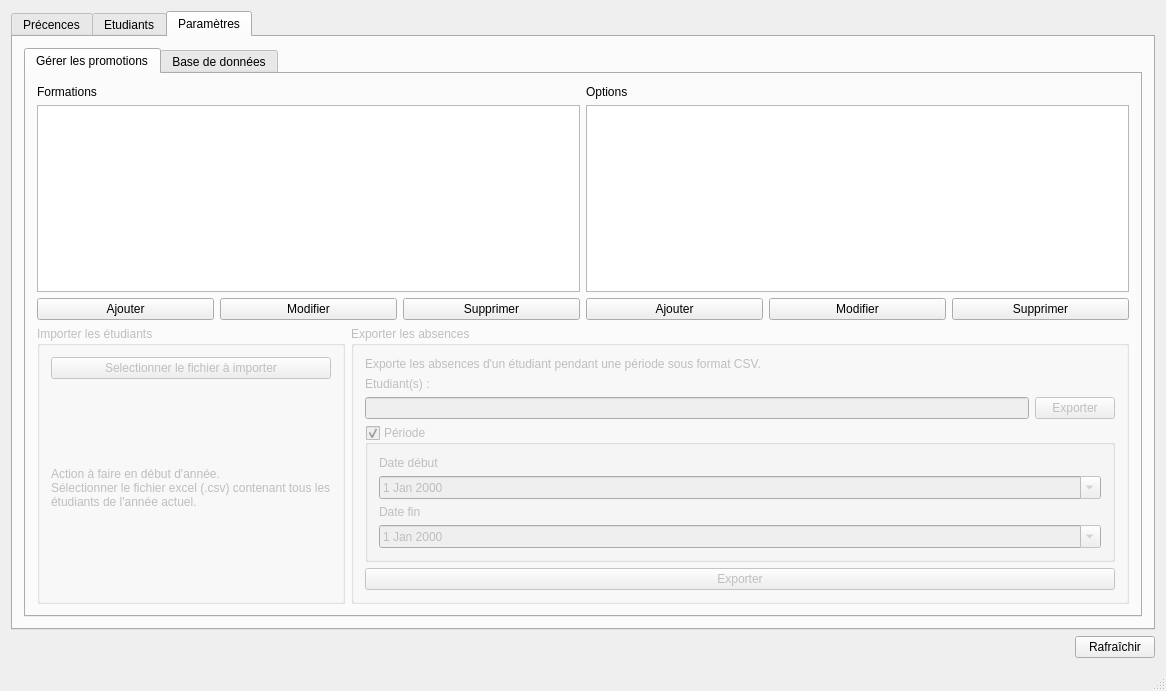
Qt form Badgeuse/mainwindow.ui (louisthomaspro/badgeuse-polytech) before a commit.
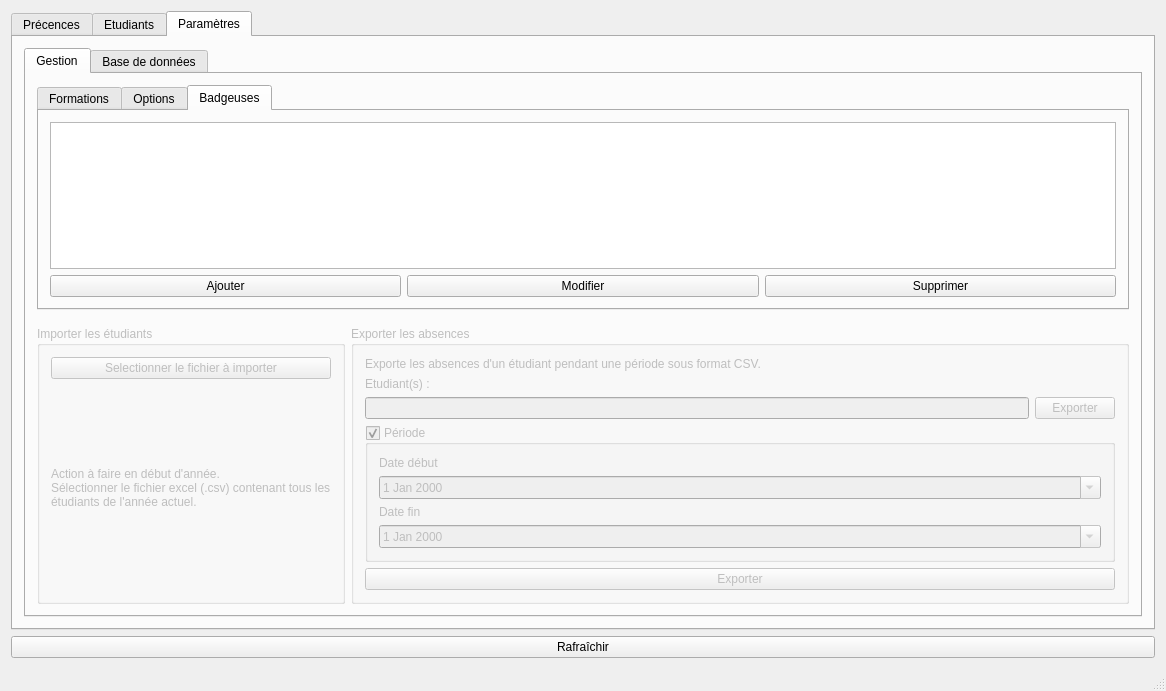
The same form after that commit. The open tabs and pages were chosen to show the change.

Commit message: add/modify/delete options works

The edit to the form file:
```diff
--- a/Badgeuse/mainwindow.ui
+++ b/Badgeuse/mainwindow.ui
@@ -477,7 +477,7 @@
           </property>
           <widget class="QWidget" name="tab_4">
            <attribute name="title">
-            <string>Gérer les promotions</string>
+            <string>Gestion</string>
            </attribute>
            <layout class="QVBoxLayout" name="verticalLayout_26">
             <item>
@@ -485,48 +485,34 @@
             </item>
             <item>
              <layout class="QGridLayout" name="gridLayout_5">
-              <item row="0" column="1">
-               <widget class="QLabel" name="label_17">
-                <property name="text">
-                 <string>Options</string>
-                </property>
-               </widget>
+              <item row="2" column="1">
+               <layout class="QHBoxLayout" name="horizontalLayout_8"/>
               </item>
-              <item row="1" column="0">
-               <widget class="QTableView" name="tv_training">
-                <property name="selectionMode">
-                 <enum>QAbstractItemView::SingleSelection</enum>
+              <item row="0" column="0" rowspan="2">
+               <widget class="QTabWidget" name="tabWidget_3">
+                <property name="currentIndex">
+                 <number>0</number>
                 </property>
-                <property name="selectionBehavior">
-                 <enum>QAbstractItemView::SelectRows</enum>
-                </property>
-                <property name="sortingEnabled">
-                 <bool>true</bool>
-                </property>
-               </widget>
-              </item>
-              <item row="1" column="1">
-               <widget class="QTableView" name="tv_options">
-                <property name="selectionMode">
-                 <enum>QAbstractItemView::SingleSelection</enum>
-                </property>
-                <property name="selectionBehavior">
-                 <enum>QAbstractItemView::SelectRows</enum>
-                </property>
-                <property name="sortingEnabled">
-                 <bool>true</bool>
-                </property>
-               </widget>
-              </item>
-              <item row="0" column="0">
-               <widget class="QLabel" name="label_15">
-                <property name="text">
+                <widget class="QWidget" name="tab_6">
+                 <attribute name="title">
                  <string>Formations</string>
+                 </attribute>
+                 <layout class="QVBoxLayout" name="verticalLayout_5">
+                  <item>
+                   <widget class="QTableView" name="tv_training">
+                    <property name="selectionMode">
+                     <enum>QAbstractItemView::SingleSelection</enum>
+                    </property>
+                    <property name="selectionBehavior">
+                     <enum>QAbstractItemView::SelectRows</enum>
+                    </property>
+                    <property name="sortingEnabled">
+                     <bool>true</bool>
                 </property>
                </widget>
               </item>
-              <item row="2" column="0">
-               <layout class="QHBoxLayout" name="horizontalLayout_7">
+                  <item>
+                   <layout class="QHBoxLayout" name="horizontalLayout_3">
                 <item>
                  <widget class="QPushButton" name="pb_addtraining">
                   <property name="text">
@@ -550,8 +536,28 @@
                 </item>
                </layout>
               </item>
-              <item row="2" column="1">
-               <layout class="QHBoxLayout" name="horizontalLayout_8">
+                 </layout>
+                </widget>
+                <widget class="QWidget" name="tab_7">
+                 <attribute name="title">
+                  <string>Options</string>
+                 </attribute>
+                 <layout class="QVBoxLayout" name="verticalLayout_8">
+                  <item>
+                   <widget class="QTableView" name="tv_options">
+                    <property name="selectionMode">
+                     <enum>QAbstractItemView::SingleSelection</enum>
+                    </property>
+                    <property name="selectionBehavior">
+                     <enum>QAbstractItemView::SelectRows</enum>
+                    </property>
+                    <property name="sortingEnabled">
+                     <bool>true</bool>
+                    </property>
+                   </widget>
+                  </item>
+                  <item>
+                   <layout class="QHBoxLayout" name="horizontalLayout_9">
                 <item>
                  <widget class="QPushButton" name="pb_addoption">
                   <property name="text">
@@ -576,6 +582,61 @@
                </layout>
               </item>
              </layout>
+                </widget>
+                <widget class="QWidget" name="tab_8">
+                 <attribute name="title">
+                  <string>Badgeuses</string>
+                 </attribute>
+                 <layout class="QVBoxLayout" name="verticalLayout_9">
+                  <item>
+                   <widget class="QTableView" name="tableView"/>
+                  </item>
+                  <item>
+                   <layout class="QHBoxLayout" name="horizontalLayout_7">
+                    <item>
+                     <widget class="QPushButton" name="pushButton">
+                      <property name="text">
+                       <string>Ajouter</string>
+                      </property>
+                     </widget>
+                    </item>
+                    <item>
+                     <widget class="QPushButton" name="pushButton_2">
+                      <property name="text">
+                       <string>Modifier</string>
+                      </property>
+                     </widget>
+                    </item>
+                    <item>
+                     <widget class="QPushButton" name="pushButton_3">
+                      <property name="text">
+                       <string>Supprimer</string>
+                      </property>
+                     </widget>
+                    </item>
+                   </layout>
+                  </item>
+                 </layout>
+                </widget>
+               </widget>
+              </item>
+             </layout>
+            </item>
+            <item>
+             <spacer name="verticalSpacer_4">
+              <property name="orientation">
+               <enum>Qt::Vertical</enum>
+              </property>
+              <property name="sizeType">
+               <enum>QSizePolicy::Fixed</enum>
+              </property>
+              <property name="sizeHint" stdset="0">
+               <size>
+                <width>20</width>
+                <height>10</height>
+               </size>
+              </property>
+             </spacer>
             </item>
             <item>
              <layout class="QHBoxLayout" name="horizontalLayout_5">
@@ -810,7 +871,7 @@
       </widget>
      </widget>
     </item>
-    <item alignment="Qt::AlignRight">
+    <item>
      <widget class="QPushButton" name="pb_refresh">
       <property name="text">
        <string>Rafraîchir</string>
```
Left out of the diff: 7 changed lines with no effect on the pictures. Lines whose indentation alone changed are shown as unchanged. The commit also changes 16 other files.
